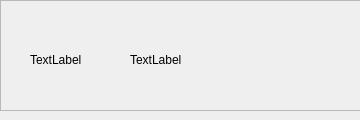
Above: qt/custom_list_widget_item/mylistwidgetitem.ui from hexu1985/demo_code before the change. Below: the same form after it.
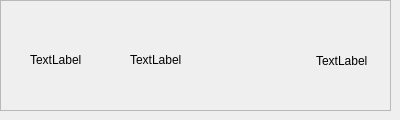
That is the form after the change.

What changed in the file:
```diff
--- a/qt/custom_list_widget_item/mylistwidgetitem.ui
+++ b/qt/custom_list_widget_item/mylistwidgetitem.ui
@@ -6,7 +6,7 @@
    <rect>
     <x>0</x>
     <y>0</y>
-    <width>360</width>
+    <width>400</width>
     <height>120</height>
    </rect>
   </property>
@@ -44,7 +44,7 @@
     <rect>
      <x>0</x>
      <y>0</y>
-     <width>361</width>
+     <width>391</width>
      <height>111</height>
     </rect>
    </property>
@@ -55,6 +55,23 @@
     <enum>QFrame::Raised</enum>
    </property>
   </widget>
+  <widget class="QLabel" name="label_test">
+   <property name="geometry">
+    <rect>
+     <x>316</x>
+     <y>40</y>
+     <width>51</width>
+     <height>41</height>
+    </rect>
+   </property>
+   <property name="text">
+    <string>TextLabel</string>
+   </property>
+  </widget>
+  <zorder>frame</zorder>
+  <zorder>label_image</zorder>
+  <zorder>label_path</zorder>
+  <zorder>label_test</zorder>
  </widget>
  <resources/>
  <connections/>
```
